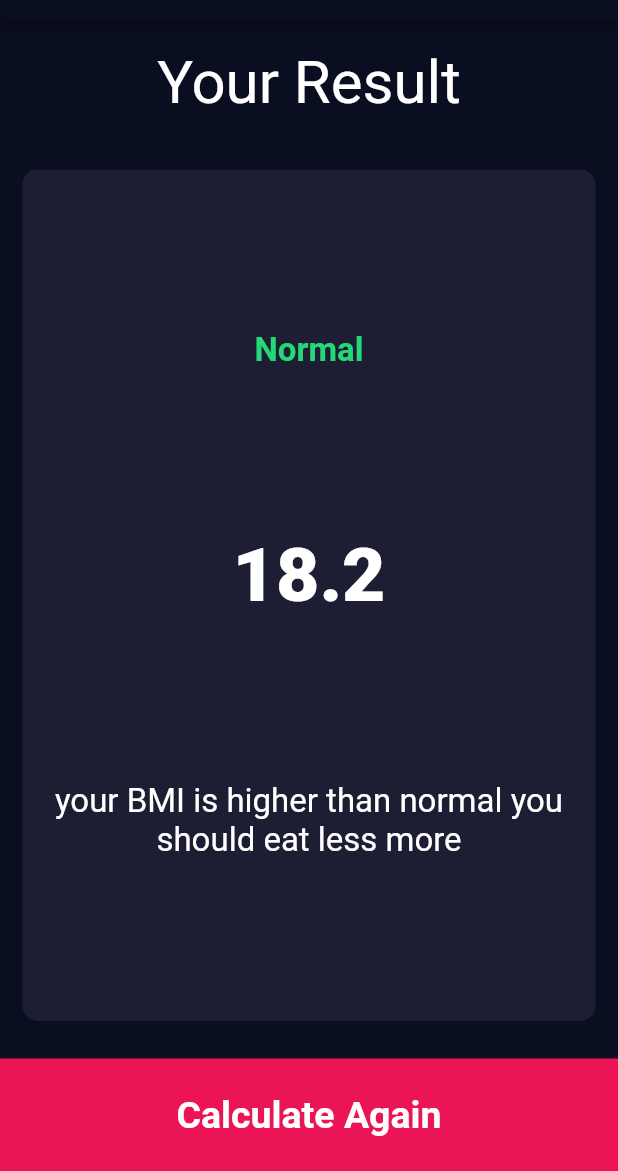
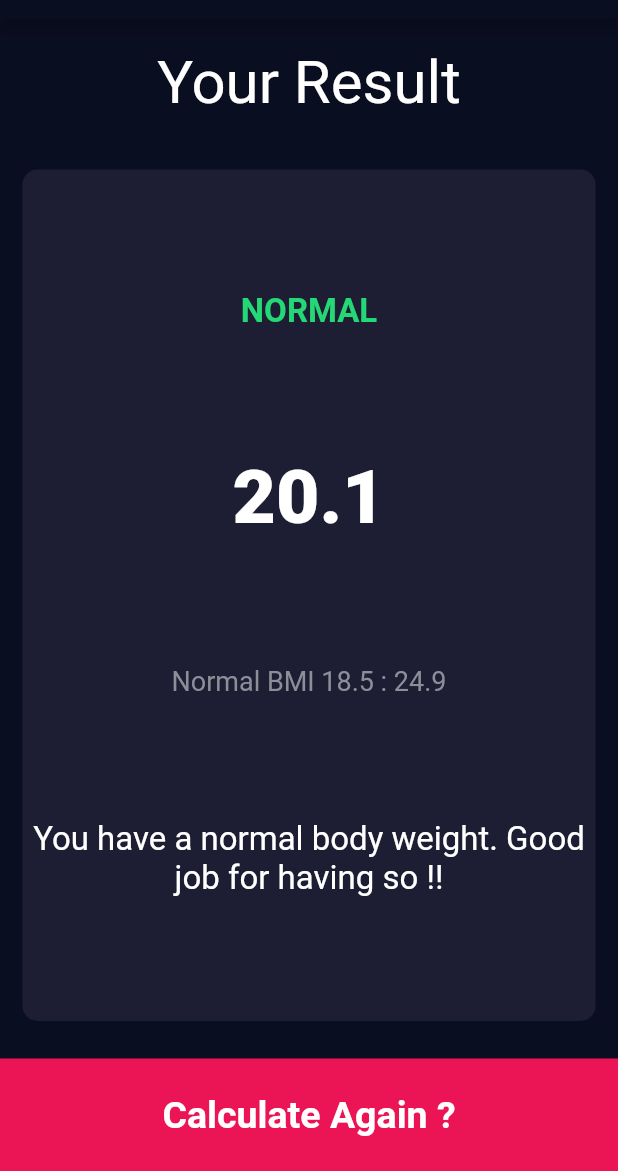
Before and after one commit to msamirzayed/fltest, a Flutter app: the screen it shows after launch, after a tap on "Calculate", on a phone screen of 412 x 824 dp, the part 65-1236 px from its top. Run offline on Flutter 3.47's test engine with Material 2 defaults, Android fonts, the phone set to English and light mode, and no system bars; our stand-ins replace font_awesome_flutter.

Commit message:
last v0.1

```diff
--- /dev/null
+++ b/lib/brain.dart
@@ -0,0 +1,33 @@
+import 'dart:math';
+
+class Brain {
+  Brain({required this.height, required this.weight});
+
+  final int height;
+  final int weight;
+  double _bmi = 0.0;
+  String calcBMI() {
+    _bmi = weight / pow(height / 100, 2);
+    return _bmi.toStringAsFixed(1);
+  }
+
+  String getResult() {
+    if (_bmi >= 25) {
+      return 'Overweight';
+    } else if (_bmi > 18.5) {
+      return 'Normal';
+    } else {
+      return 'UnderWeight';
+    }
+  }
+
+  String getInterp() {
+    if (_bmi >= 25) {
+      return 'You have a higher than normal body weight. Try to exercise more.';
+    } else if (_bmi > 18.5) {
+      return 'You have a normal body weight. Good job for having so !!';
+    } else {
+      return 'You have a lower than normal body weight. You can eat a little bit more';
+    }
+  }
+}
--- a/lib/input_page.dart
+++ b/lib/input_page.dart
@@ -5,6 +5,7 @@ import 'icon_content.dart';
 import 'cardy.dart';
 import 'shared.dart';
 import 'result.dart';
+import 'brain.dart';
 
 const activeCard = Color(0xFF1D1E33);
 const inactiveCard = Color(0xFF111328);
@@ -168,7 +169,7 @@ class _MyHomePageState extends State<MyHomePage> {
                                 },
                                 child: Icon(Icons.add),
                                 backgroundColor: Color(0xFF1D1E33),
-                              )
+                              ),
                             ],
                           )
                         ],
@@ -222,8 +223,15 @@ class _MyHomePageState extends State<MyHomePage> {
             ),
             GestureDetector(
               onTap: () {
+                Brain calc = Brain(height: height, weight: weight);
                 Navigator.push(
-                    context, MaterialPageRoute(builder: (context) => result()));
+                    context,
+                    MaterialPageRoute(
+                        builder: (context) => result(
+                              bm: calc.calcBMI(),
+                              inter: calc.getInterp(),
+                              res: calc.getResult(),
+                            )));
               },
               child: Container(
                 color: Color(0xFFEB1555),
--- a/lib/main.dart
+++ b/lib/main.dart
@@ -13,7 +13,7 @@ class MyApp extends StatelessWidget {
   @override
   Widget build(BuildContext context) {
     return MaterialApp(
-      title: 'BMI Calculator',
+      title: 'BMI Calcos',
       theme: ThemeData.dark().copyWith(
         // This is the theme of your application.
         scaffoldBackgroundColor: Color(0xFF0A0E21),
--- a/lib/result.dart
+++ b/lib/result.dart
@@ -5,7 +5,11 @@ import 'cardy.dart';
 import 'shared.dart';
 
 class result extends StatelessWidget {
-  const result({Key? key}) : super(key: key);
+  result({required this.bm, required this.inter, required this.res});
+
+  String bm;
+  String inter;
+  String res;
 
   @override
   Widget build(BuildContext context) {
@@ -34,18 +38,22 @@ class result extends StatelessWidget {
                   crossAxisAlignment: CrossAxisAlignment.center,
                   children: [
                     Text(
-                      'Normal',
+                      res.toUpperCase(),
                       style: TextStyle(
                           color: Color(0xFF24D876),
                           fontSize: 22,
                           fontWeight: FontWeight.bold),
                     ),
                     Text(
-                      '18.2',
+                      bm,
                       style: kFontyNumber,
                     ),
                     Text(
-                      'your BMI is higher than normal you should eat less more',
+                      'Normal BMI 18.5 : 24.9',
+                      style: kFonty,
+                    ),
+                    Text(
+                      inter,
                       textAlign: TextAlign.center,
                       style: TextStyle(fontSize: 22),
                     )
@@ -54,12 +62,7 @@ class result extends StatelessWidget {
               )),
           GestureDetector(
             onTap: () {
-              Navigator.push(
-                  context,
-                  MaterialPageRoute(
-                      builder: (context) => MyHomePage(
-                            title: 'BMI Calcos',
-                          )));
+              Navigator.pop(context);
             },
             child: Container(
               color: Color(0xFFEB1555),
@@ -68,7 +71,7 @@ class result extends StatelessWidget {
               height: 75,
               child: Center(
                 child: Text(
-                  'Calculate Again',
+                  'Calculate Again ?',
                   style: TextStyle(
                       fontSize: 25,
                       fontWeight: FontWeight.bold,
```
Also changed, not shown: 5 other files.
